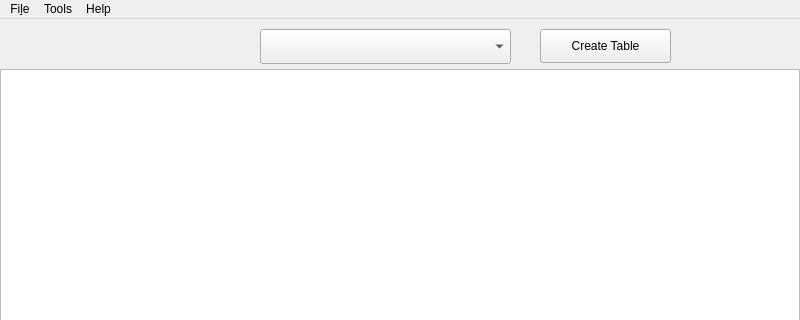
First picture: the form in mainwindow.ui, repository Nobel3D/xsKeyManager, before the edit; both pictures show x 0 to 800 and y 0 to 320 of the 800 by 600 pixel window.
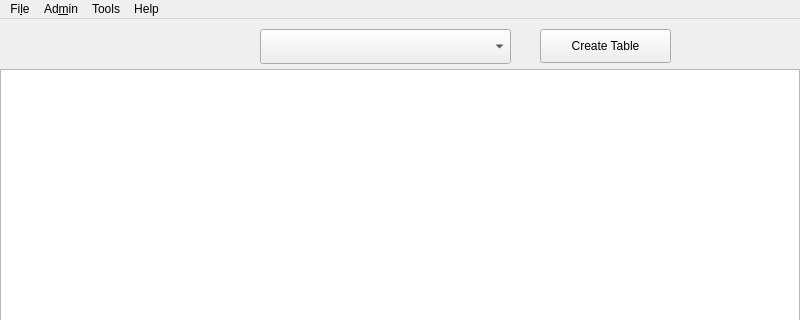
Second picture: the form after the edit. Custom widgets are drawn as their Qt base class.

```diff
--- a/mainwindow.ui
+++ b/mainwindow.ui
@@ -107,7 +107,7 @@
      <x>0</x>
      <y>0</y>
      <width>800</width>
-     <height>30</height>
+     <height>23</height>
     </rect>
    </property>
    <widget class="QMenu" name="menuFile">
@@ -132,7 +132,15 @@
     <addaction name="actionAbout_XSoftware"/>
     <addaction name="actionAbout_QT"/>
    </widget>
+   <widget class="QMenu" name="menuAdmin">
+    <property name="title">
+     <string>Ad&amp;min</string>
+    </property>
+    <addaction name="actionAdminMode"/>
+    <addaction name="actionDatabaseMode"/>
+   </widget>
    <addaction name="menuFile"/>
+   <addaction name="menuAdmin"/>
    <addaction name="menuTools"/>
    <addaction name="menuHelp"/>
   </widget>
```
Left out of the diff: 10 changed lines with no effect on the pictures.
